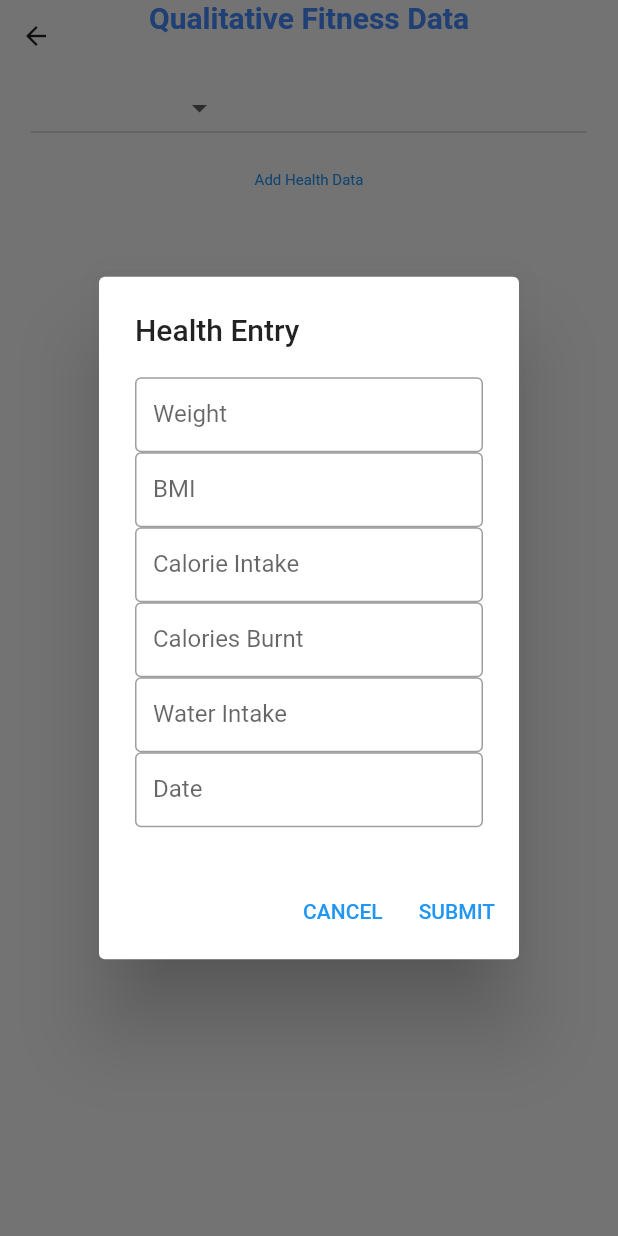
After one commit to MichaelB256/Fitness-App, a Flutter app: the HydrationPage screen opened directly, after a tap on "Add Health Data", on a phone screen of 412 x 824 dp. The commit adds this screen. Run offline on Flutter 3.47's test engine with Material 2 defaults, Android fonts, the phone set to English and light mode, and no system bars; our stand-ins replace sqflite, syncfusion_flutter_charts; missing offline and left inert: dart:ffi; accounts and stored records are empty.

Commit message:
Added settings and Hydration pages
-Updates yaml file to include database and both pages dependencies
-Added both pages

```diff
--- /dev/null
+++ b/lib/hydrationPage.dart
@@ -0,0 +1,281 @@
+import 'package:flutter/material.dart';
+import 'package:syncfusion_flutter_charts/charts.dart';
+
+class HydrationPage extends StatefulWidget {
+  const HydrationPage({Key? key});
+
+  @override
+  _HydrationPageState createState() => _HydrationPageState();
+}
+
+class _HydrationPageState extends State<HydrationPage> {
+  late List<hydrationData> _chartData;
+
+  List<MapEntry<String, Widget>> _graphs = [];
+  List<DropdownMenuItem<String>> dropDownItems = [
+    DropdownMenuItem(
+      child: Text('Weight'),
+      value: 'Weight',
+    ),
+    DropdownMenuItem(
+      child: Text('BMI'),
+      value: 'BMI',
+    ),
+    DropdownMenuItem(
+      child: Text('Calorie Intake'),
+      value: 'Calorie Intake',
+    ),
+    DropdownMenuItem(
+      child: Text('Calories Burnt'),
+      value: 'Calories Burnt',
+    ),
+    DropdownMenuItem(
+      child: Text('Water Intake'),
+      value: 'Water Intake',
+    ),
+  ];
+
+  @override
+  void initState() {
+    _chartData = getChartData();
+    _graphs.insert(0, MapEntry('data-button', healthDataEntryButton()));
+    _graphs.insert(0, MapEntry('dropdown', dropDown()));
+    super.initState();
+  }
+
+  Widget dropDown() {
+    return DropdownButton(
+      items: dropDownItems,
+      onChanged: (value) {
+        setState(() {
+          _graphs.insert(
+            0,
+            MapEntry(
+                value!,
+                graph(value,
+                    dropDownItems.indexWhere((item) => item.value == value))),
+          );
+          dropDownItems.removeWhere((item) => item.value == value);
+        });
+      },
+    );
+  }
+
+  Widget healthDataEntryButton(){
+    return TextButton(
+      style: TextButton.styleFrom(
+        textStyle: const TextStyle(fontSize: 10),
+      ),
+      onPressed: () => showDialog<String>(
+        context: context,
+        builder: (BuildContext context) => AlertDialog(title:
+        Text('Health Entry'),
+            content: SingleChildScrollView(
+              scrollDirection: Axis.vertical,
+              child: Column(
+                mainAxisAlignment: MainAxisAlignment.spaceAround,
+                children:[
+                  SizedBox(
+                    height: 50.0, // set the height as per your requirement
+                    child: TextField(
+                      decoration: InputDecoration(
+                        border: OutlineInputBorder(),
+                        labelText: 'Weight',
+                      ),
+                    ),
+                  ),
+                  SizedBox(
+                    height: 50.0,
+                    child: TextField(
+                      decoration: InputDecoration(
+                        border: OutlineInputBorder(),
+                        labelText: 'BMI',
+                      ),
+                    ),
+                  ),
+                  SizedBox(
+                    height: 50.0,
+                    child: TextField(
+                      decoration: InputDecoration(
+                        border: OutlineInputBorder(),
+                        labelText: 'Calorie Intake',
+                      ),
+                    ),
+                  ),
+                  SizedBox(
+                    height: 50.0,
+                    child: TextField(
+                      decoration: InputDecoration(
+                        border: OutlineInputBorder(),
+                        labelText: 'Calories Burnt',
+                      ),
+                    ),
+                  ),
+                  SizedBox(
+                    height: 50.0,
+                    child: TextField(
+                      decoration: InputDecoration(
+                        border: OutlineInputBorder(),
+                        labelText: 'Water Intake',
+                      ),
+                    ),
+                  ),
+                  SizedBox(
+                    height: 50.0,
+                    child: TextField(
+                      decoration: InputDecoration(
+                        border: OutlineInputBorder(),
+                        labelText: 'Date',
+                      ),
+                    ),
+                  ),
+
+                ],
+              ),
+            ),
+            actions:[TextButton(
+              child: Text('CANCEL'),
+              onPressed: () {Navigator.pop(context);},
+            ),
+              TextButton(
+                child: Text('SUBMIT'),
+                onPressed: () {},
+              ),]
+        ),
+      ),
+      child: const Text('Add Health Data'),
+    );
+  }
+
+
+  Widget graph(String? title, int index) {
+    return Column(children: [
+      Row(
+        children: [
+          Expanded(
+            flex: 20,
+            child: Text(
+              title.toString(),
+              style: TextStyle(
+                fontWeight: FontWeight.bold,
+              ),
+            ),
+          ),
+          IconButton(
+            iconSize: 20,
+            splashRadius: 10,
+            icon: const Icon(Icons.close),
+            onPressed: () {
+              setState(() {
+                _removeGraph(title!);
+                dropDownItems.add(DropdownMenuItem(
+                  child: Text(title.toString()),
+                  value: title,
+                ));
+              });
+            },
+          ),
+        ],
+      ),
+      Material(
+        elevation: 5, // Set the elevation to control the size of the shadow
+        borderRadius: BorderRadius.circular(10.0),
+        child: Container(
+          decoration: BoxDecoration(
+            borderRadius: BorderRadius.circular(10.0),
+            border: Border.all(
+              color: Colors.lightBlue,
+              width: 2.0,
+            ),
+          ),
+          height: 300,
+          child: SfCartesianChart(
+            primaryXAxis: NumericAxis(
+              edgeLabelPlacement: EdgeLabelPlacement.shift,
+            ),
+            series: <ChartSeries>[
+              LineSeries<hydrationData, double>(
+                dataSource: _chartData,
+                xValueMapper: (hydrationData consumption, _) =>
+                consumption.day,
+                yValueMapper: (hydrationData consumption, _) =>
+                consumption.consumption,
+              ),
+            ],
+          ),
+        ),
+      ),
+    ]);
+  }
+
+  void _removeGraph(String title) {
+    _graphs.removeWhere((element) => element.key == title);
+  }
+
+  @override
+  Widget build(BuildContext context) {
+    var width = MediaQuery.of(context).size.width;
+    var height = MediaQuery.of(context).size.height;
+
+    return Scaffold(
+      body: Align(
+        alignment: FractionalOffset.topCenter,
+        child: Column(children: [
+          Stack(
+            children: [
+              Align(
+                alignment: Alignment.centerLeft,
+                child:IconButton(
+                  iconSize: 20,
+                  splashRadius: 10,
+                  icon: const Icon(Icons.arrow_back),
+                  onPressed: () {
+                    setState(() {});
+                  },
+                ),
+              ),
+              const Align(
+                alignment: Alignment.center,
+                child: Text('Qualitative Fitness Data',style: TextStyle(
+                  fontSize: 20,
+                  color: Colors.blueAccent,
+                  fontWeight: FontWeight.bold,
+                ),),
+              ),
+            ],
+          ),
+          Expanded(
+            flex: 20,
+            child: Container(
+              height: height,
+              width: width * 0.9,
+              child: ListView.builder(
+                itemCount: _graphs.length,
+                itemBuilder: (context, index) => _graphs[index].value,
+              ),
+            ),
+          ),
+        ]),
+      ),
+    );
+  }
+
+  List<hydrationData> getChartData() {
+    final List<hydrationData> chartData = [
+      hydrationData(1, 300),
+      hydrationData(2, 200),
+      hydrationData(3, 500),
+      hydrationData(4, 700),
+      hydrationData(5, 600),
+      hydrationData(6, 100),
+      hydrationData(7, 800)
+    ];
+    return chartData;
+  }
+}
+
+class hydrationData {
+  hydrationData(this.day, this.consumption);
+  final double day;
+  final double consumption;
+}
--- a/lib/pwer_database.dart
+++ b/lib/pwer_database.dart
@@ -2,7 +2,7 @@ import 'package:flutter/animation.dart';
 import 'package:flutter/gestures.dart';
 import 'package:path/path.dart';
 import 'package:sqflite/sqflite.dart';
-import 'package:pwer_database/model/table_entry.dart';
+import 'table_entry.dart';
 
 class pwerDatabase {
   static final pwerDatabase instance =
--- a/pubspec.yaml
+++ b/pubspec.yaml
@@ -30,6 +30,8 @@ environment:
 dependencies:
   flutter:
     sdk: flutter
+  sqflite : ^2.2.4+1
+  syncfusion_flutter_charts: ^21.2.3
 
 
   # The following adds the Cupertino Icons font to your application.
```
Also changed, not shown: lib/settingsPage.dart (added, +276 -0 lines), 4 other files.
